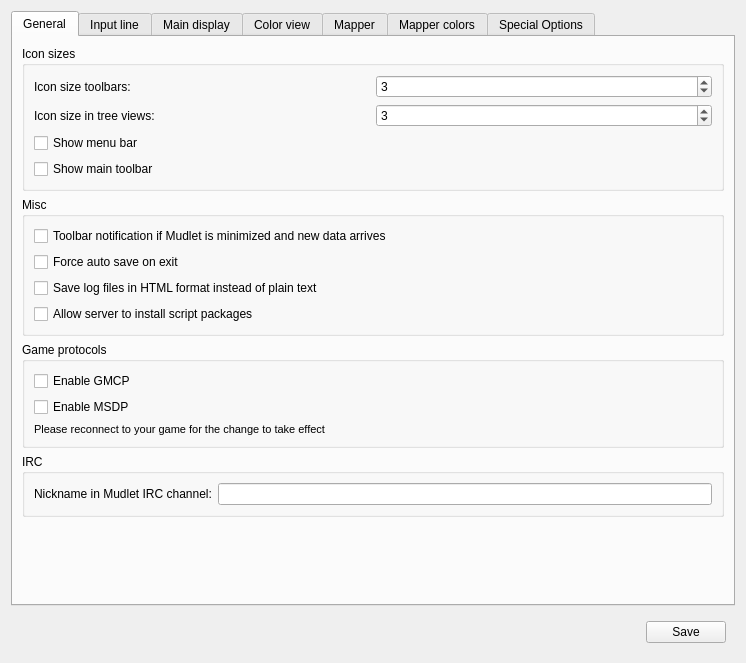
Old version of the form src/ui/profile_preferences.ui in the repository Mudlet/Mudlet.
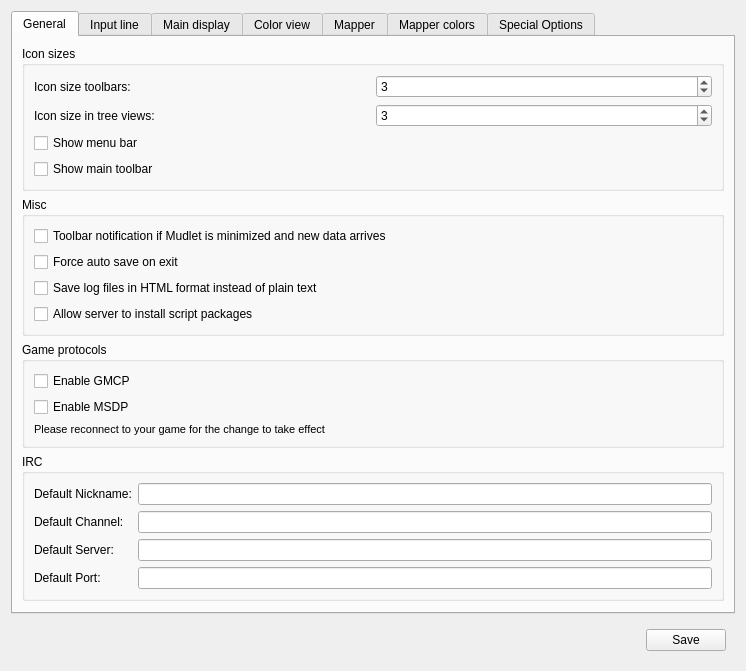
New version of the form. Icons and pictures are not drawn.

```diff
--- a/src/ui/profile_preferences.ui
+++ b/src/ui/profile_preferences.ui
@@ -244,17 +244,51 @@
          <property name="title">
           <string>IRC</string>
          </property>
-         <layout class="QHBoxLayout" name="horizontalLayout_4">
-          <item>
-           <widget class="QLabel" name="label_58">
-            <property name="text">
-             <string>Nickname in Mudlet IRC channel:</string>
-            </property>
-           </widget>
-          </item>
-          <item>
+         <layout class="QGridLayout" name="gridLayout_25">
+          <item row="0" column="2">
            <widget class="QLineEdit" name="ircNick"/>
           </item>
+          <item row="2" column="0">
+           <widget class="QLabel" name="label_16">
+            <property name="text">
+             <string>Default Server:</string>
+            </property>
+           </widget>
+          </item>
+          <item row="2" column="2">
+           <widget class="QLineEdit" name="ircServerName"/>
+          </item>
+          <item row="0" column="0">
+           <widget class="QLabel" name="label_58">
+            <property name="text">
+             <string>Default Nickname:</string>
+            </property>
+           </widget>
+          </item>
+          <item row="1" column="0">
+           <widget class="QLabel" name="label_15">
+            <property name="text">
+             <string>Default Channel:</string>
+            </property>
+           </widget>
+          </item>
+          <item row="1" column="2">
+           <widget class="QLineEdit" name="ircChannel"/>
+          </item>
+          <item row="3" column="2">
+           <widget class="QLineEdit" name="ircServerPort">
+            <property name="inputMethodHints">
+             <set>Qt::ImhDigitsOnly</set>
+            </property>
+           </widget>
+          </item>
+          <item row="3" column="0">
+           <widget class="QLabel" name="label_36">
+            <property name="text">
+             <string>Default Port:</string>
+            </property>
+           </widget>
+          </item>
          </layout>
          <zorder>ircNick</zorder>
          <zorder>label_58</zorder>
```
Left out of the diff: 6 changed lines with no effect on the pictures.
